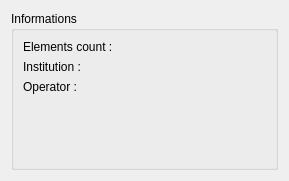
Before: the Qt Designer form Code/qtdcmSerieInfoWidget.ui in qtdcm/qtdcm, drawn with Qt 5.
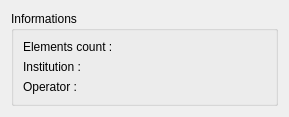
After: the same form once the commit is applied.

Diff of the .ui file:
```diff
--- a/Code/qtdcmSerieInfoWidget.ui
+++ b/Code/qtdcmSerieInfoWidget.ui
@@ -7,9 +7,21 @@
     <x>0</x>
     <y>0</y>
     <width>289</width>
-    <height>181</height>
+    <height>117</height>
    </rect>
   </property>
+  <property name="minimumSize">
+   <size>
+    <width>0</width>
+    <height>117</height>
+   </size>
+  </property>
+  <property name="maximumSize">
+   <size>
+    <width>16777215</width>
+    <height>117</height>
+   </size>
+  </property>
   <property name="windowTitle">
    <string>Form</string>
   </property>
@@ -92,22 +104,6 @@
         </item>
        </layout>
       </item>
-      <item row="3" column="0">
-       <spacer name="verticalSpacer">
-        <property name="orientation">
-         <enum>Qt::Vertical</enum>
-        </property>
-        <property name="sizeType">
-         <enum>QSizePolicy::MinimumExpanding</enum>
-        </property>
-        <property name="sizeHint" stdset="0">
-         <size>
-          <width>103</width>
-          <height>58</height>
-         </size>
-        </property>
-       </spacer>
-      </item>
      </layout>
     </widget>
    </item>
```
